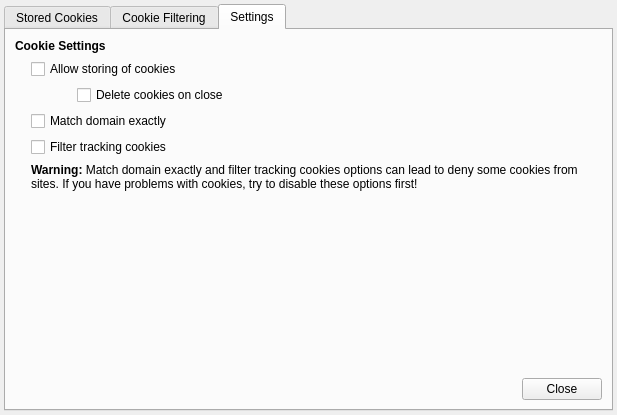
First picture: the form in src/lib/cookies/cookiemanager.ui, repository QupZilla/qupzilla, before the edit.
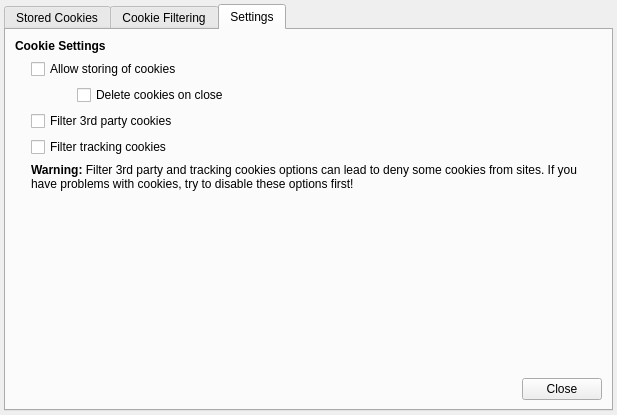
Second picture: the form after the edit. The open tabs and pages were chosen to show the change. Custom widgets are drawn as their Qt base class.

Commit message:
[Cookies] Renamed Match Domain exactly to Filter 3rd party cookies
Closes #1277

[ci skip]

Diff of the .ui file:
```diff
--- a/src/lib/cookies/cookiemanager.ui
+++ b/src/lib/cookies/cookiemanager.ui
@@ -433,7 +433,7 @@
        <item row="3" column="1" colspan="2">
         <widget class="QCheckBox" name="matchExactly">
          <property name="text">
-          <string>Match domain exactly</string>
+          <string>Filter 3rd party cookies</string>
          </property>
         </widget>
        </item>
@@ -460,7 +460,7 @@
        <item row="5" column="1" colspan="3">
         <widget class="QLabel" name="label_19">
          <property name="text">
-          <string>&lt;b&gt;Warning:&lt;/b&gt; Match domain exactly and filter tracking cookies options can lead to deny some cookies from sites. If you have problems with cookies, try to disable these options first!</string>
+          <string>&lt;b&gt;Warning:&lt;/b&gt; Filter 3rd party and tracking cookies options can lead to deny some cookies from sites. If you have problems with cookies, try to disable these options first!</string>
          </property>
          <property name="wordWrap">
           <bool>true</bool>
```
Left out of the diff: 2 changed lines with no effect on the pictures. The commit also changes 2 other files.
